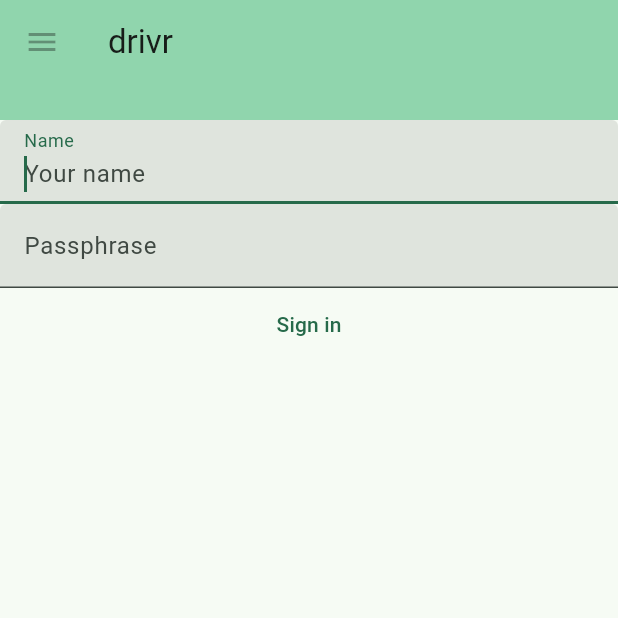
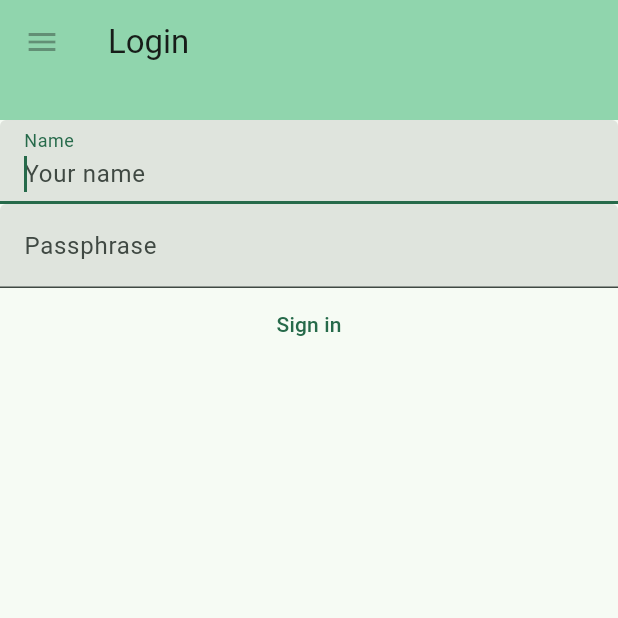
Before and after one commit to bjorkroth/drivr, a Flutter app: the screen it shows after launch, on a phone screen of 412 x 824 dp, the top half of it. Run offline on Flutter 3.47's test engine with Material 2 defaults, Android fonts, the phone set to English and light mode, and no system bars; our stand-ins replace go_router.

Commit message:
Screens added _screen suffix and moved to separate folder

```diff
--- a/lib/models/mission_model.dart
+++ b/lib/models/mission_model.dart
@@ -1,11 +1,12 @@
 import 'package:flutter/material.dart';
-@immutable
 class MissionModel{
   final int id;
   final String name;
   final int level;
   final bool accomplished;
   final Color color;
+  late String description;
+  late double experienceEarned;
 
   MissionModel(this.id, this.name, this.level, this.accomplished) :
         color = Colors.primaries[id % Colors.primaries.length];
--- a/lib/widgets/home.dart
+++ b/lib/screens/home_screen.dart
@@ -1,5 +1,5 @@
 import 'package:flutter/material.dart';
-import 'login.dart';
+import 'login_screen.dart';
 
 class MyHomePage extends StatefulWidget {
   const MyHomePage({super.key, required this.title});
@@ -25,7 +25,7 @@ class _MyHomePageState extends State<MyHomePage> {
     return const Scaffold(
       body: Center(
         child: Expanded(
-            child: Login()
+            child: LoginScreen()
         ),
       ),
     );
--- a/lib/widgets/login.dart
+++ b/lib/screens/login_screen.dart
@@ -3,8 +3,8 @@ import 'package:flutter/material.dart';
 import 'package:json_annotation/json_annotation.dart';
 import 'package:provider/provider.dart';
 import '../models/profile_model.dart';
-import 'drivr_app_bar.dart';
-import 'drivr_bottom_bar.dart';
+import '../widgets/drivr_app_bar.dart';
+import '../widgets/drivr_bottom_bar.dart';
 
 @JsonSerializable()
 class FormData{
@@ -16,20 +16,23 @@ class FormData{
     this.passphrase,
   });
 }
-class Login extends StatefulWidget {
-  const Login({super.key});
+class LoginScreen extends StatefulWidget {
+  const LoginScreen({super.key});
 
   @override
-  State<Login> createState() => _Login();
+  State<LoginScreen> createState() => _Login();
 }
 
-class _Login extends State<Login>{
+class _Login extends State<LoginScreen>{
   FormData formData = FormData();
 
   @override
   Widget build(BuildContext context) {
     return Scaffold(
-      appBar: DrivrAppBar(preferredSize: const Size.fromHeight(80.0), child: Container(),),
+      appBar: DrivrAppBar(
+        title: 'Login',
+        preferredSize: const Size.fromHeight(80.0),
+        child: Container(),),
       body: Form(
         child: Scrollbar(
           child: Column(children: [
--- a/lib/widgets/drivr_app_bar.dart
+++ b/lib/widgets/drivr_app_bar.dart
@@ -1,7 +1,9 @@
 import 'package:flutter/material.dart';
 
 class DrivrAppBar extends PreferredSize{
-  const DrivrAppBar({super.key, required super.child, required super.preferredSize});
+  const DrivrAppBar({super.key, required this.title, required super.child, required super.preferredSize});
+
+  final String title;
 
   @override
   Size get preferredSize => const Size.fromHeight(80.0);
@@ -17,7 +19,7 @@ class DrivrAppBar extends PreferredSize{
             onPressed: null,
           ),
           backgroundColor: Theme.of(context).colorScheme.inversePrimary,
-          title: const Text('drivr'),
+          title: Text(title),
         )
       ],
     );
```
Also changed, not shown: lib/main.dart (+10 -10 lines), lib/screens/missions_screen.dart (renamed from lib/widgets/missions.dart, +5 -4 lines), lib/screens/profile_screen.dart (renamed from lib/widgets/profile.dart, +5 -4 lines), lib/screens/shop_screen.dart (renamed from lib/widgets/shop.dart, +5 -4 lines).
